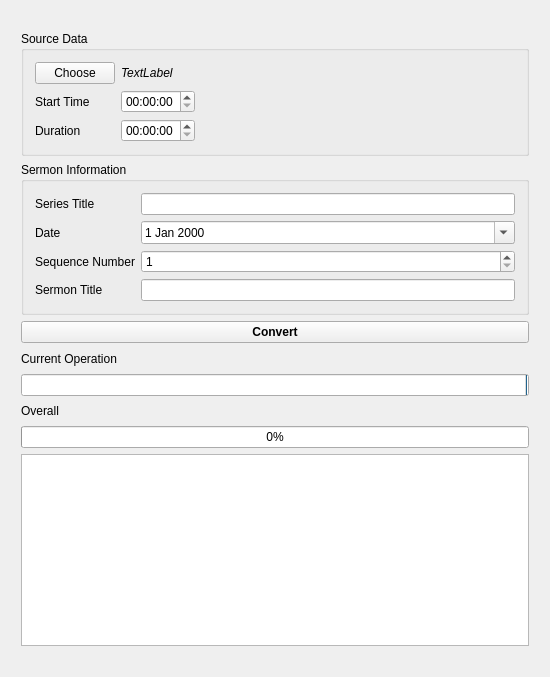
Above: sermonconvert/qt/MainWindow.ui from tedcarnahan/sermonconvert before the change. Below: the same form after it.
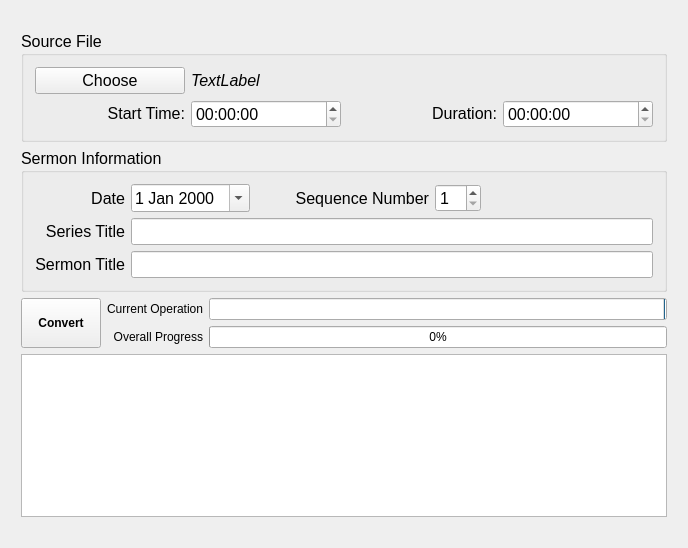
That is the form after the change.

Commit message: Rearrange GUI elements

```diff
--- a/sermonconvert/qt/MainWindow.ui
+++ b/sermonconvert/qt/MainWindow.ui
@@ -9,8 +9,8 @@
    <rect>
     <x>0</x>
     <y>0</y>
-    <width>550</width>
-    <height>677</height>
+    <width>688</width>
+    <height>548</height>
    </rect>
   </property>
   <property name="sizePolicy">
@@ -49,20 +49,34 @@
       </property>
       <item>
        <widget class="QGroupBox" name="sourceDataBox">
+        <property name="font">
+         <font>
+          <pointsize>12</pointsize>
+         </font>
+        </property>
         <property name="title">
-         <string>Source Data</string>
+         <string>Source File</string>
         </property>
-        <layout class="QFormLayout" name="formLayout_2">
-         <property name="fieldGrowthPolicy">
-          <enum>QFormLayout::ExpandingFieldsGrow</enum>
-         </property>
-         <property name="formAlignment">
-          <set>Qt::AlignLeading|Qt::AlignLeft|Qt::AlignVCenter</set>
-         </property>
-         <item row="0" column="0">
-          <widget class="QPushButton" name="chooseFileButton">
+        <property name="flat">
+         <bool>false</bool>
+        </property>
+        <property name="checkable">
+         <bool>false</bool>
+        </property>
+        <layout class="QGridLayout" name="gridLayout">
+         <item row="1" column="0">
+          <widget class="QLabel" name="labelStartTime">
+           <property name="sizePolicy">
+            <sizepolicy hsizetype="Expanding" vsizetype="Fixed">
+             <horstretch>0</horstretch>
+             <verstretch>0</verstretch>
+            </sizepolicy>
+           </property>
            <property name="text">
-            <string>Choose</string>
+            <string>Start Time:</string>
+           </property>
+           <property name="alignment">
+            <set>Qt::AlignRight|Qt::AlignTrailing|Qt::AlignVCenter</set>
            </property>
           </widget>
          </item>
@@ -84,41 +98,50 @@
            </property>
           </widget>
          </item>
-         <item row="1" column="0">
-          <widget class="QLabel" name="labelStartTime">
-           <property name="sizePolicy">
-            <sizepolicy hsizetype="Preferred" vsizetype="MinimumExpanding">
-             <horstretch>0</horstretch>
-             <verstretch>0</verstretch>
-            </sizepolicy>
-           </property>
+         <item row="0" column="0">
+          <widget class="QPushButton" name="chooseFileButton">
            <property name="text">
-            <string>Start Time</string>
+            <string>Choose</string>
            </property>
           </widget>
          </item>
          <item row="1" column="1">
           <widget class="QTimeEdit" name="timeStart">
+           <property name="sizePolicy">
+            <sizepolicy hsizetype="Expanding" vsizetype="Fixed">
+             <horstretch>0</horstretch>
+             <verstretch>0</verstretch>
+            </sizepolicy>
+           </property>
            <property name="displayFormat">
             <string>hh:mm:ss</string>
            </property>
           </widget>
          </item>
-         <item row="2" column="0">
+         <item row="1" column="2">
           <widget class="QLabel" name="labelDuration">
            <property name="sizePolicy">
-            <sizepolicy hsizetype="Preferred" vsizetype="MinimumExpanding">
+            <sizepolicy hsizetype="Expanding" vsizetype="Fixed">
              <horstretch>0</horstretch>
              <verstretch>0</verstretch>
             </sizepolicy>
            </property>
            <property name="text">
-            <string>Duration</string>
+            <string>Duration:</string>
+           </property>
+           <property name="alignment">
+            <set>Qt::AlignRight|Qt::AlignTrailing|Qt::AlignVCenter</set>
            </property>
           </widget>
          </item>
-         <item row="2" column="1">
+         <item row="1" column="3">
           <widget class="QTimeEdit" name="timeDuration">
+           <property name="sizePolicy">
+            <sizepolicy hsizetype="Expanding" vsizetype="Fixed">
+             <horstretch>0</horstretch>
+             <verstretch>0</verstretch>
+            </sizepolicy>
+           </property>
            <property name="displayFormat">
             <string>hh:mm:ss</string>
            </property>
@@ -138,25 +161,56 @@
       <item>
        <widget class="QGroupBox" name="sermonDataBox">
         <property name="sizePolicy">
-         <sizepolicy hsizetype="Preferred" vsizetype="Expanding">
+         <sizepolicy hsizetype="Preferred" vsizetype="Minimum">
           <horstretch>0</horstretch>
           <verstretch>0</verstretch>
          </sizepolicy>
         </property>
+        <property name="font">
+         <font>
+          <pointsize>12</pointsize>
+         </font>
+        </property>
         <property name="title">
          <string>Sermon Information</string>
         </property>
-        <layout class="QFormLayout" name="formLayout">
-         <property name="fieldGrowthPolicy">
-          <enum>QFormLayout::ExpandingFieldsGrow</enum>
-         </property>
-         <property name="formAlignment">
-          <set>Qt::AlignLeading|Qt::AlignLeft|Qt::AlignVCenter</set>
-         </property>
-         <item row="0" column="0">
+        <layout class="QGridLayout" name="gridLayout_2">
+         <item row="4" column="0">
+          <widget class="QLabel" name="labelTitle">
+           <property name="sizePolicy">
+            <sizepolicy hsizetype="Maximum" vsizetype="Preferred">
+             <horstretch>0</horstretch>
+             <verstretch>0</verstretch>
+            </sizepolicy>
+           </property>
+           <property name="text">
+            <string>Sermon Title</string>
+           </property>
+           <property name="alignment">
+            <set>Qt::AlignRight|Qt::AlignTrailing|Qt::AlignVCenter</set>
+           </property>
+          </widget>
+         </item>
+         <item row="0" column="1">
+          <widget class="QDateEdit" name="sermonDate">
+           <property name="enabled">
+            <bool>true</bool>
+           </property>
+           <property name="sizePolicy">
+            <sizepolicy hsizetype="Fixed" vsizetype="Preferred">
+             <horstretch>0</horstretch>
+             <verstretch>0</verstretch>
+            </sizepolicy>
+           </property>
+           <property name="calendarPopup">
+            <bool>true</bool>
+           </property>
+          </widget>
+         </item>
+         <item row="1" column="0">
           <widget class="QLabel" name="labelSeries">
            <property name="sizePolicy">
-            <sizepolicy hsizetype="Preferred" vsizetype="MinimumExpanding">
+            <sizepolicy hsizetype="Minimum" vsizetype="Preferred">
              <horstretch>0</horstretch>
              <verstretch>0</verstretch>
             </sizepolicy>
@@ -164,12 +218,15 @@
            <property name="text">
             <string>Series Title</string>
            </property>
+           <property name="alignment">
+            <set>Qt::AlignRight|Qt::AlignTrailing|Qt::AlignVCenter</set>
+           </property>
           </widget>
          </item>
-         <item row="2" column="0">
+         <item row="0" column="0">
           <widget class="QLabel" name="labelDate">
            <property name="sizePolicy">
-            <sizepolicy hsizetype="Preferred" vsizetype="MinimumExpanding">
+            <sizepolicy hsizetype="Minimum" vsizetype="Preferred">
              <horstretch>0</horstretch>
              <verstretch>0</verstretch>
             </sizepolicy>
@@ -177,70 +234,18 @@
            <property name="text">
             <string>Date</string>
            </property>
-          </widget>
-         </item>
-         <item row="4" column="0">
-          <widget class="QLabel" name="labelSequence">
-           <property name="sizePolicy">
-            <sizepolicy hsizetype="Preferred" vsizetype="MinimumExpanding">
-             <horstretch>0</horstretch>
-             <verstretch>0</verstretch>
-            </sizepolicy>
+           <property name="alignment">
+            <set>Qt::AlignRight|Qt::AlignTrailing|Qt::AlignVCenter</set>
            </property>
-           <property name="text">
-            <string>Sequence Number</string>
-           </property>
           </widget>
          </item>
-         <item row="0" column="1">
-          <widget class="QLineEdit" name="seriesTitle">
-           <property name="enabled">
-            <bool>true</bool>
-           </property>
-           <property name="sizePolicy">
-            <sizepolicy hsizetype="Expanding" vsizetype="Maximum">
-             <horstretch>0</horstretch>
-             <verstretch>0</verstretch>
-            </sizepolicy>
-           </property>
-          </widget>
-         </item>
-         <item row="2" column="1">
-          <widget class="QDateEdit" name="sermonDate">
-           <property name="enabled">
-            <bool>true</bool>
-           </property>
-           <property name="sizePolicy">
-            <sizepolicy hsizetype="MinimumExpanding" vsizetype="Maximum">
-             <horstretch>0</horstretch>
-             <verstretch>0</verstretch>
-            </sizepolicy>
-           </property>
-           <property name="calendarPopup">
-            <bool>true</bool>
-           </property>
-          </widget>
-         </item>
-         <item row="6" column="0">
-          <widget class="QLabel" name="labelTitle">
-           <property name="sizePolicy">
-            <sizepolicy hsizetype="Preferred" vsizetype="MinimumExpanding">
-             <horstretch>0</horstretch>
-             <verstretch>0</verstretch>
-            </sizepolicy>
-           </property>
-           <property name="text">
-            <string>Sermon Title</string>
-           </property>
-          </widget>
-         </item>
-         <item row="4" column="1">
+         <item row="0" column="4">
           <widget class="QSpinBox" name="sequenceNumber">
            <property name="enabled">
             <bool>true</bool>
            </property>
            <property name="sizePolicy">
-            <sizepolicy hsizetype="Expanding" vsizetype="MinimumExpanding">
+            <sizepolicy hsizetype="Fixed" vsizetype="Preferred">
              <horstretch>0</horstretch>
              <verstretch>0</verstretch>
             </sizepolicy>
@@ -265,13 +270,58 @@
            </property>
           </widget>
          </item>
-         <item row="6" column="1">
+         <item row="0" column="3">
+          <widget class="QLabel" name="labelSequence">
+           <property name="sizePolicy">
+            <sizepolicy hsizetype="MinimumExpanding" vsizetype="Preferred">
+             <horstretch>0</horstretch>
+             <verstretch>0</verstretch>
+            </sizepolicy>
+           </property>
+           <property name="text">
+            <string>Sequence Number</string>
+           </property>
+           <property name="alignment">
+            <set>Qt::AlignRight|Qt::AlignTrailing|Qt::AlignVCenter</set>
+           </property>
+          </widget>
+         </item>
+         <item row="0" column="5">
+          <spacer name="horizontalSpacer">
+           <property name="orientation">
+            <enum>Qt::Horizontal</enum>
+           </property>
+           <property name="sizeType">
+            <enum>QSizePolicy::MinimumExpanding</enum>
+           </property>
+           <property name="sizeHint" stdset="0">
+            <size>
+             <width>40</width>
+             <height>20</height>
+            </size>
+           </property>
+          </spacer>
+         </item>
+         <item row="1" column="1" colspan="5">
+          <widget class="QLineEdit" name="seriesTitle">
+           <property name="enabled">
+            <bool>true</bool>
+           </property>
+           <property name="sizePolicy">
+            <sizepolicy hsizetype="Expanding" vsizetype="Preferred">
+             <horstretch>0</horstretch>
+             <verstretch>0</verstretch>
+            </sizepolicy>
+           </property>
+          </widget>
+         </item>
+         <item row="4" column="1" colspan="5">
           <widget class="QLineEdit" name="sermonTitle">
            <property name="enabled">
             <bool>true</bool>
            </property>
            <property name="sizePolicy">
-            <sizepolicy hsizetype="Expanding" vsizetype="MinimumExpanding">
+            <sizepolicy hsizetype="Expanding" vsizetype="Preferred">
              <horstretch>0</horstretch>
              <verstretch>0</verstretch>
             </sizepolicy>
@@ -282,28 +332,24 @@
        </widget>
       </item>
       <item>
-       <widget class="QPushButton" name="convertButton">
-        <property name="sizePolicy">
-         <sizepolicy hsizetype="Expanding" vsizetype="Expanding">
-          <horstretch>0</horstretch>
-          <verstretch>0</verstretch>
-         </sizepolicy>
+       <layout class="QGridLayout" name="gridLayout_3">
+        <property name="sizeConstraint">
+         <enum>QLayout::SetMinimumSize</enum>
         </property>
-        <property name="font">
-         <font>
-          <weight>75</weight>
-          <bold>true</bold>
-         </font>
-        </property>
-        <property name="text">
-         <string>Convert</string>
+        <item row="0" column="2">
+         <widget class="QProgressBar" name="operationProgress">
+          <property name="value">
+           <number>0</number>
+          </property>
+          <property name="invertedAppearance">
+           <bool>true</bool>
         </property>
        </widget>
       </item>
-      <item>
+        <item row="0" column="1">
        <widget class="QLabel" name="labelCurrentOperation">
         <property name="sizePolicy">
-         <sizepolicy hsizetype="Expanding" vsizetype="Expanding">
+           <sizepolicy hsizetype="Minimum" vsizetype="Fixed">
           <horstretch>0</horstretch>
           <verstretch>0</verstretch>
          </sizepolicy>
@@ -317,37 +363,60 @@
         <property name="text">
          <string>Current Operation</string>
         </property>
-       </widget>
-      </item>
-      <item>
-       <widget class="QProgressBar" name="operationProgress">
-        <property name="value">
-         <number>0</number>
-        </property>
-        <property name="invertedAppearance">
-         <bool>true</bool>
-        </property>
-       </widget>
-      </item>
-      <item>
+          <property name="alignment">
+           <set>Qt::AlignRight|Qt::AlignTrailing|Qt::AlignVCenter</set>
+          </property>
+         </widget>
+        </item>
+        <item row="1" column="1">
        <widget class="QLabel" name="labelOverall">
         <property name="sizePolicy">
-         <sizepolicy hsizetype="Preferred" vsizetype="Expanding">
+           <sizepolicy hsizetype="Minimum" vsizetype="Fixed">
           <horstretch>0</horstretch>
           <verstretch>0</verstretch>
          </sizepolicy>
         </property>
         <property name="text">
-         <string>Overall</string>
+           <string>Overall Progress</string>
+          </property>
+          <property name="alignment">
+           <set>Qt::AlignRight|Qt::AlignTrailing|Qt::AlignVCenter</set>
         </property>
        </widget>
       </item>
-      <item>
+        <item row="1" column="2">
        <widget class="QProgressBar" name="overallProgress">
+          <property name="sizePolicy">
+           <sizepolicy hsizetype="Expanding" vsizetype="Fixed">
+            <horstretch>0</horstretch>
+            <verstretch>0</verstretch>
+           </sizepolicy>
+          </property>
         <property name="value">
          <number>0</number>
         </property>
        </widget>
+        </item>
+        <item row="0" column="0" rowspan="2">
+         <widget class="QPushButton" name="convertButton">
+          <property name="sizePolicy">
+           <sizepolicy hsizetype="Fixed" vsizetype="Expanding">
+            <horstretch>0</horstretch>
+            <verstretch>0</verstretch>
+           </sizepolicy>
+          </property>
+          <property name="font">
+           <font>
+            <weight>75</weight>
+            <bold>true</bold>
+           </font>
+          </property>
+          <property name="text">
+           <string>Convert</string>
+          </property>
+         </widget>
+        </item>
+       </layout>
       </item>
       <item>
        <widget class="QTextEdit" name="outputWindow"/>
```
Left out of the diff: 8 changed lines with no effect on the pictures. Lines whose indentation alone changed are shown as unchanged. The commit also changes 1 other file.
